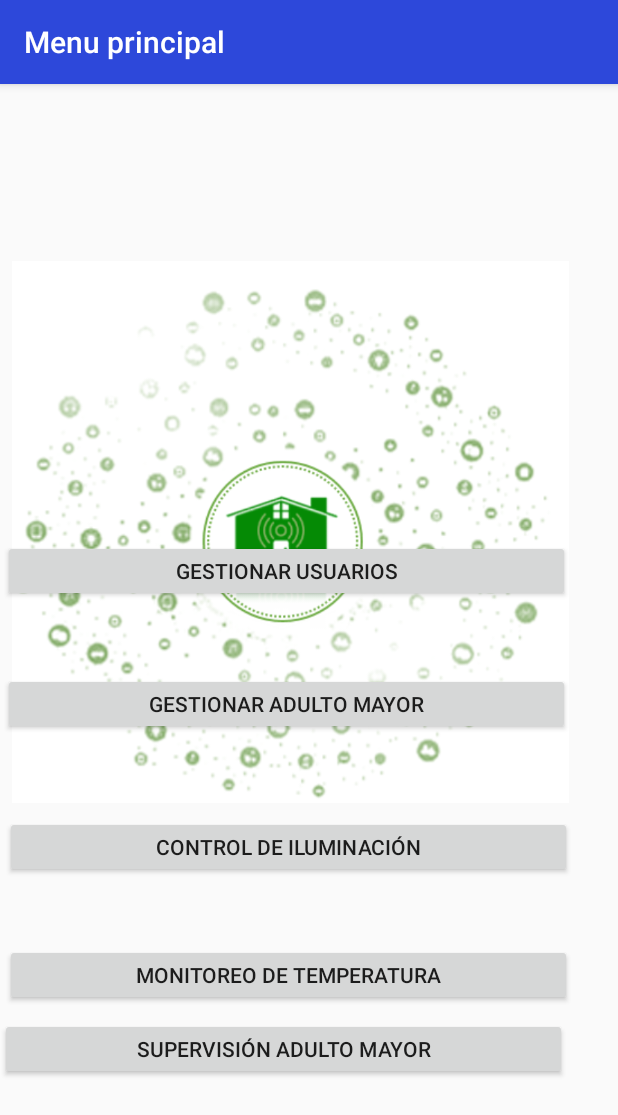
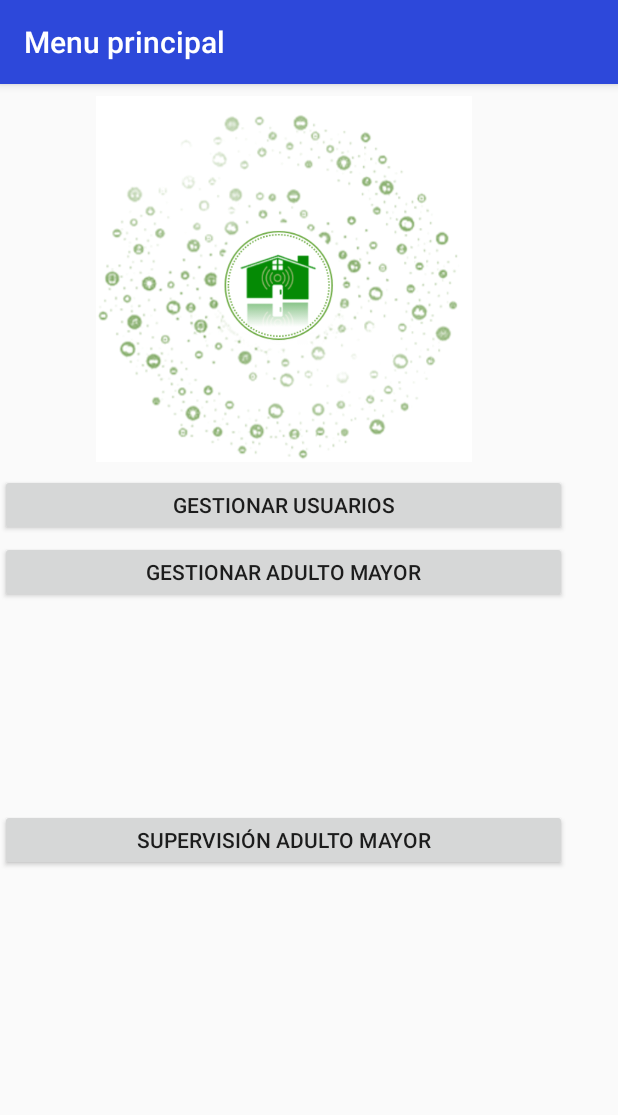
Before and after one commit to Conkertafolla/TT, an Android app: the screen it shows after launch (menu), on a phone screen of 412 x 824 dp. Shown: the top 1115 px of the screen. Run offline under Robolectric (Android 15) with nearby library versions, the phone set to English and light mode, and no system bars; 2 statements that could not run were skipped.

Commit message:
comienzo  de TT 1 version 2 XD

```diff
--- a/app/src/main/res/layout/activity_menu.xml
+++ b/app/src/main/res/layout/activity_menu.xml
@@ -24,53 +24,43 @@
         android:layout_height="41dp"
         android:layout_marginTop="3dp"
         android:text="@string/gestionar_adulto_mayor"
-        app:layout_constraintBottom_toTopOf="@+id/iluminacion"
         app:layout_constraintEnd_toEndOf="parent"
         app:layout_constraintStart_toStartOf="parent"
         app:layout_constraintTop_toBottomOf="@+id/gestionarUsuarios" />
 
     <Button
-        android:id="@+id/monitoreo_temperatura"
-        android:layout_width="378dp"
-        android:layout_height="41dp"
-        android:layout_marginBottom="109dp"
-        android:layout_marginStart="3dp"
-        android:text="@string/monitoreo_de_temperatura"
-        app:layout_constraintBottom_toBottomOf="parent"
-        app:layout_constraintEnd_toEndOf="parent"
-        app:layout_constraintHorizontal_bias="0.571"
-        app:layout_constraintStart_toStartOf="parent"
-        app:layout_constraintTop_toBottomOf="@+id/iluminacion" />
-
-    <Button
         android:id="@+id/supervision"
         android:layout_width="378dp"
         android:layout_height="41dp"
-        android:layout_marginTop="8dp"
+        android:layout_marginBottom="116dp"
+        android:layout_marginTop="9dp"
         android:text="@string/supervisi_n_adulto_mayor"
-        app:layout_constraintTop_toBottomOf="@+id/monitoreo_temperatura" />
-
-    <Button
-        android:id="@+id/iluminacion"
-        android:layout_width="378dp"
-        android:layout_height="41dp"
-        android:layout_marginStart="3dp"
-        android:layout_marginTop="9dp"
-        android:text="@string/control_de_iluminaci_n"
-        app:layout_constraintBottom_toTopOf="@+id/monitoreo_temperatura"
+        app:layout_constraintBottom_toBottomOf="parent"
         app:layout_constraintEnd_toEndOf="parent"
-        app:layout_constraintHorizontal_bias="0.571"
         app:layout_constraintStart_toStartOf="parent"
         app:layout_constraintTop_toBottomOf="@+id/gestionarAdultos" />
 
-    <ImageView
-        android:id="@+id/imageView2"
-        android:layout_width="371dp"
-        android:layout_height="448dp"
-        android:layout_marginBottom="100dp"
+    <RelativeLayout
+        android:layout_width="344dp"
+        android:layout_height="244dp"
+        android:layout_marginBottom="8dp"
+        android:layout_marginEnd="8dp"
         android:layout_marginStart="8dp"
-        app:layout_constraintBottom_toTopOf="@+id/supervision"
+        android:layout_marginTop="8dp"
+        app:layout_constraintBottom_toTopOf="@+id/gestionarUsuarios"
+        app:layout_constraintEnd_toEndOf="parent"
         app:layout_constraintStart_toStartOf="parent"
-        app:srcCompat="@drawable/logo" android:contentDescription="@string/logotipo" />
+        app:layout_constraintTop_toTopOf="parent">
+
+        <ImageView
+            android:id="@+id/imageView2"
+            android:layout_width="wrap_content"
+            android:layout_height="wrap_content"
+            android:layout_alignParentStart="true"
+            android:layout_alignParentTop="true"
+            app:srcCompat="@drawable/logo"
+            tools:ignore="ContentDescription"/>
+
+    </RelativeLayout>
 
 </android.support.constraint.ConstraintLayout>
```
